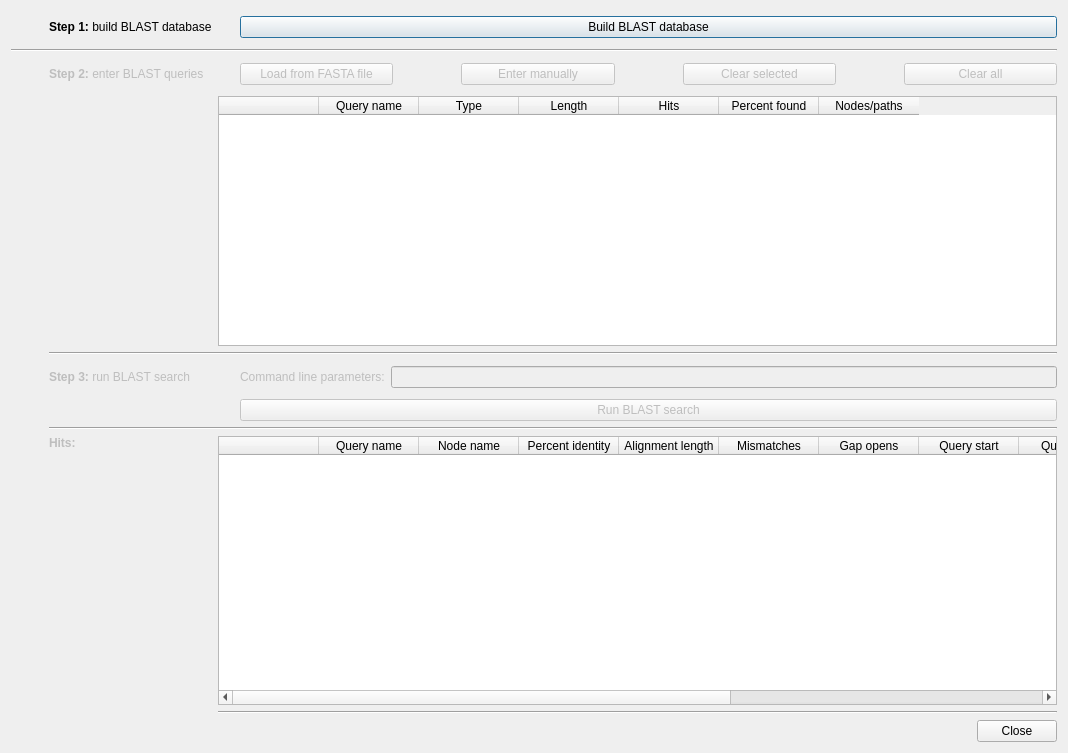
Qt form ui/blastsearchdialog.ui (rrwick/Bandage) before a commit.
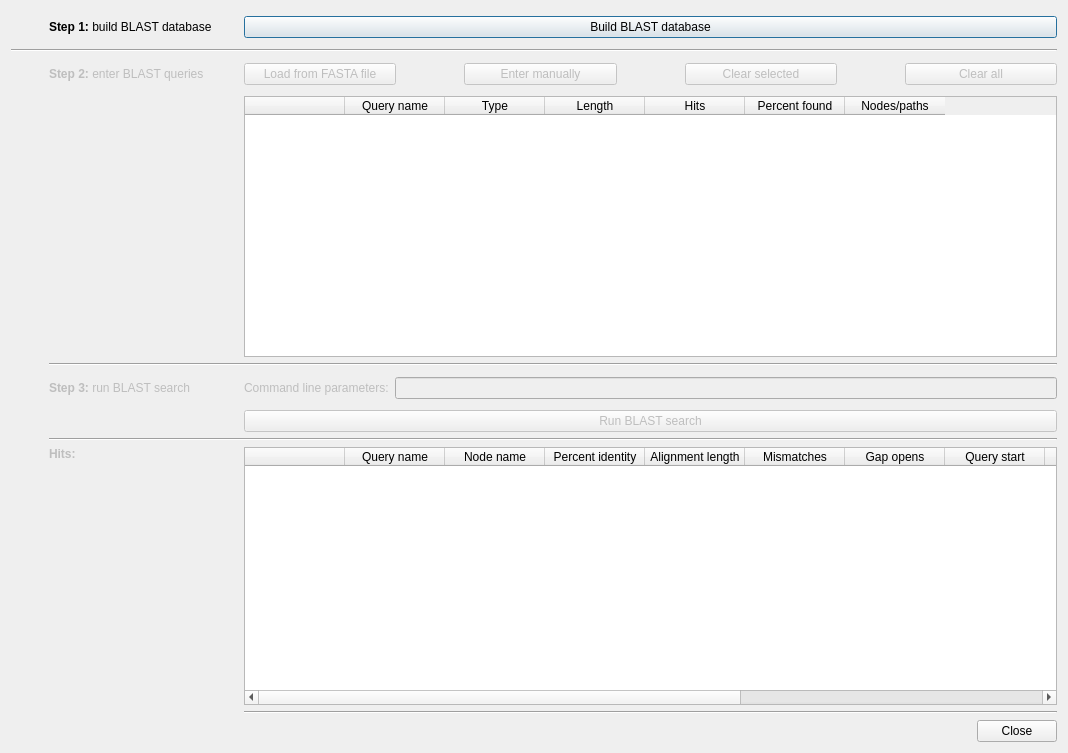
The same form after that commit. Custom widgets are drawn as their Qt base class.

Commit message: Add Blast queries table info text

```diff
--- a/ui/blastsearchdialog.ui
+++ b/ui/blastsearchdialog.ui
@@ -14,128 +14,7 @@
    <string>Load BLAST results</string>
   </property>
   <layout class="QGridLayout" name="gridLayout_2">
-   <item row="10" column="2" rowspan="2">
-    <widget class="MyTableWidget" name="blastHitsTableWidget">
-     <column>
-      <property name="text">
-       <string/>
-      </property>
-     </column>
-     <column>
-      <property name="text">
-       <string>Query name</string>
-      </property>
-     </column>
-     <column>
-      <property name="text">
-       <string>Node name</string>
-      </property>
-     </column>
-     <column>
-      <property name="text">
-       <string>Percent identity</string>
-      </property>
-     </column>
-     <column>
-      <property name="text">
-       <string>Alignment length</string>
-      </property>
-     </column>
-     <column>
-      <property name="text">
-       <string>Mismatches</string>
-      </property>
-     </column>
-     <column>
-      <property name="text">
-       <string>Gap opens</string>
-      </property>
-     </column>
-     <column>
-      <property name="text">
-       <string>Query start</string>
-      </property>
-     </column>
-     <column>
-      <property name="text">
-       <string>Query end</string>
-      </property>
-     </column>
-     <column>
-      <property name="text">
-       <string>Node start</string>
-      </property>
-     </column>
-     <column>
-      <property name="text">
-       <string>Node end</string>
-      </property>
-     </column>
-     <column>
-      <property name="text">
-       <string>E-value</string>
-      </property>
-     </column>
-     <column>
-      <property name="text">
-       <string>Bit score</string>
-      </property>
-     </column>
-    </widget>
-   </item>
-   <item row="4" column="2">
-    <widget class="MyTableWidget" name="blastQueriesTableWidget">
-     <column>
-      <property name="text">
-       <string/>
-      </property>
-     </column>
-     <column>
-      <property name="text">
-       <string>Query name</string>
-      </property>
-     </column>
-     <column>
-      <property name="text">
-       <string>Type</string>
-      </property>
-     </column>
-     <column>
-      <property name="text">
-       <string>Length</string>
-      </property>
-     </column>
-     <column>
-      <property name="text">
-       <string>Hits</string>
-      </property>
-     </column>
-     <column>
-      <property name="text">
-       <string>Percent found</string>
-      </property>
-     </column>
-     <column>
-      <property name="text">
-       <string>Nodes/paths</string>
-      </property>
-     </column>
-    </widget>
-   </item>
-   <item row="11" column="1">
-    <spacer name="verticalSpacer_2">
-     <property name="orientation">
-      <enum>Qt::Vertical</enum>
-     </property>
-     <property name="sizeHint" stdset="0">
-      <size>
-       <width>20</width>
-       <height>40</height>
-      </size>
-     </property>
-    </spacer>
-   </item>
-   <item row="0" column="2">
+   <item row="0" column="3">
     <widget class="QWidget" name="widget_3" native="true">
      <layout class="QHBoxLayout" name="horizontalLayout">
       <property name="leftMargin">
@@ -150,22 +29,6 @@
       <property name="bottomMargin">
        <number>0</number>
       </property>
-      <item>
-       <widget class="InfoTextWidget" name="buildBlastDatabaseInfoText" native="true">
-        <property name="sizePolicy">
-         <sizepolicy hsizetype="Fixed" vsizetype="Fixed">
-          <horstretch>0</horstretch>
-          <verstretch>0</verstretch>
-         </sizepolicy>
-        </property>
-        <property name="minimumSize">
-         <size>
-          <width>16</width>
-          <height>16</height>
-         </size>
-        </property>
-       </widget>
-      </item>
       <item>
        <widget class="QPushButton" name="buildBlastDatabaseButton">
         <property name="sizePolicy">
@@ -182,99 +45,7 @@
      </layout>
     </widget>
    </item>
-   <item row="0" column="1">
-    <widget class="QLabel" name="step1Label">
-     <property name="font">
-      <font>
-       <weight>50</weight>
-       <bold>false</bold>
-      </font>
-     </property>
-     <property name="text">
-      <string>&lt;html&gt;&lt;head/&gt;&lt;body&gt;&lt;p&gt;&lt;span style=&quot; font-weight:600;&quot;&gt;Step 1: &lt;/span&gt;build BLAST database&lt;/p&gt;&lt;/body&gt;&lt;/html&gt;</string>
-     </property>
-    </widget>
-   </item>
-   <item row="5" column="1" colspan="2">
-    <widget class="Line" name="line_2">
-     <property name="orientation">
-      <enum>Qt::Horizontal</enum>
-     </property>
-    </widget>
-   </item>
-   <item row="10" column="1">
-    <widget class="QLabel" name="hitsLabel">
-     <property name="enabled">
-      <bool>false</bool>
-     </property>
-     <property name="font">
-      <font>
-       <weight>75</weight>
-       <bold>true</bold>
-      </font>
-     </property>
-     <property name="text">
-      <string>Hits:</string>
-     </property>
-    </widget>
-   </item>
-   <item row="9" column="1" colspan="2">
-    <widget class="Line" name="line_4">
-     <property name="orientation">
-      <enum>Qt::Horizontal</enum>
-     </property>
-    </widget>
-   </item>
-   <item row="14" column="2">
-    <widget class="QDialogButtonBox" name="buttonBox">
-     <property name="orientation">
-      <enum>Qt::Horizontal</enum>
-     </property>
-     <property name="standardButtons">
-      <set>QDialogButtonBox::Close</set>
-     </property>
-    </widget>
-   </item>
-   <item row="13" column="2">
-    <widget class="Line" name="line">
-     <property name="orientation">
-      <enum>Qt::Horizontal</enum>
-     </property>
-    </widget>
-   </item>
-   <item row="0" column="0">
-    <widget class="QLabel" name="step1TickLabel">
-     <property name="sizePolicy">
-      <sizepolicy hsizetype="Fixed" vsizetype="Fixed">
-       <horstretch>0</horstretch>
-       <verstretch>0</verstretch>
-      </sizepolicy>
-     </property>
-     <property name="minimumSize">
-      <size>
-       <width>32</width>
-       <height>32</height>
-      </size>
-     </property>
-     <property name="text">
-      <string/>
-     </property>
-     <property name="scaledContents">
-      <bool>true</bool>
-     </property>
-    </widget>
-   </item>
-   <item row="6" column="1">
-    <widget class="QLabel" name="step3Label">
-     <property name="enabled">
-      <bool>false</bool>
-     </property>
-     <property name="text">
-      <string>&lt;html&gt;&lt;head/&gt;&lt;body&gt;&lt;p&gt;&lt;span style=&quot; font-weight:600;&quot;&gt;Step 3:&lt;/span&gt; run BLAST search&lt;/p&gt;&lt;/body&gt;&lt;/html&gt;</string>
-     </property>
-    </widget>
-   </item>
-   <item row="3" column="2">
+   <item row="3" column="3">
     <widget class="QWidget" name="widget_6" native="true">
      <layout class="QHBoxLayout" name="horizontalLayout_4">
       <property name="leftMargin">
@@ -289,22 +60,6 @@
       <property name="bottomMargin">
        <number>0</number>
       </property>
-      <item>
-       <widget class="InfoTextWidget" name="loadQueriesFromFastaInfoText" native="true">
-        <property name="sizePolicy">
-         <sizepolicy hsizetype="Fixed" vsizetype="Fixed">
-          <horstretch>0</horstretch>
-          <verstretch>0</verstretch>
-         </sizepolicy>
-        </property>
-        <property name="minimumSize">
-         <size>
-          <width>16</width>
-          <height>16</height>
-         </size>
-        </property>
-       </widget>
-      </item>
       <item>
        <widget class="QPushButton" name="loadQueriesFromFastaButton">
         <property name="enabled">
@@ -468,36 +223,7 @@
      </layout>
     </widget>
    </item>
-   <item row="3" column="0">
-    <widget class="QLabel" name="step2TickLabel">
-     <property name="sizePolicy">
-      <sizepolicy hsizetype="Fixed" vsizetype="Fixed">
-       <horstretch>0</horstretch>
-       <verstretch>0</verstretch>
-      </sizepolicy>
-     </property>
-     <property name="minimumSize">
-      <size>
-       <width>32</width>
-       <height>32</height>
-      </size>
-     </property>
-     <property name="text">
-      <string/>
-     </property>
-     <property name="scaledContents">
-      <bool>true</bool>
-     </property>
-    </widget>
-   </item>
-   <item row="1" column="0" colspan="3">
-    <widget class="Line" name="line_3">
-     <property name="orientation">
-      <enum>Qt::Horizontal</enum>
-     </property>
-    </widget>
-   </item>
-   <item row="6" column="2">
+   <item row="7" column="3">
     <widget class="QWidget" name="widget_4" native="true">
      <layout class="QHBoxLayout" name="horizontalLayout_2">
       <property name="leftMargin">
@@ -512,22 +238,6 @@
       <property name="bottomMargin">
        <number>0</number>
       </property>
-      <item>
-       <widget class="InfoTextWidget" name="parametersInfoText" native="true">
-        <property name="sizePolicy">
-         <sizepolicy hsizetype="Fixed" vsizetype="Fixed">
-          <horstretch>0</horstretch>
-          <verstretch>0</verstretch>
-         </sizepolicy>
-        </property>
-        <property name="minimumSize">
-         <size>
-          <width>16</width>
-          <height>16</height>
-         </size>
-        </property>
-       </widget>
-      </item>
       <item>
        <widget class="QLabel" name="parametersLabel">
         <property name="enabled">
@@ -548,39 +258,7 @@
      </layout>
     </widget>
    </item>
-   <item row="6" column="0">
-    <widget class="QLabel" name="step3TickLabel">
-     <property name="sizePolicy">
-      <sizepolicy hsizetype="Fixed" vsizetype="Fixed">
-       <horstretch>0</horstretch>
-       <verstretch>0</verstretch>
-      </sizepolicy>
-     </property>
-     <property name="minimumSize">
-      <size>
-       <width>32</width>
-       <height>32</height>
-      </size>
-     </property>
-     <property name="text">
-      <string/>
-     </property>
-     <property name="scaledContents">
-      <bool>true</bool>
-     </property>
-    </widget>
-   </item>
-   <item row="3" column="1">
-    <widget class="QLabel" name="step2Label">
-     <property name="enabled">
-      <bool>false</bool>
-     </property>
-     <property name="text">
-      <string>&lt;html&gt;&lt;head/&gt;&lt;body&gt;&lt;p&gt;&lt;span style=&quot; font-weight:600;&quot;&gt;Step 2: &lt;/span&gt;enter BLAST queries&lt;/p&gt;&lt;/body&gt;&lt;/html&gt;</string>
-     </property>
-    </widget>
-   </item>
-   <item row="7" column="2">
+   <item row="8" column="3">
     <widget class="QWidget" name="widget_5" native="true">
      <layout class="QHBoxLayout" name="horizontalLayout_3">
       <property name="leftMargin">
@@ -595,22 +273,6 @@
       <property name="bottomMargin">
        <number>0</number>
       </property>
-      <item>
-       <widget class="InfoTextWidget" name="startBlastSearchInfoText" native="true">
-        <property name="sizePolicy">
-         <sizepolicy hsizetype="Fixed" vsizetype="Fixed">
-          <horstretch>0</horstretch>
-          <verstretch>0</verstretch>
-         </sizepolicy>
-        </property>
-        <property name="minimumSize">
-         <size>
-          <width>16</width>
-          <height>16</height>
-         </size>
-        </property>
-       </widget>
-      </item>
       <item>
        <widget class="QPushButton" name="runBlastSearchButton">
         <property name="enabled">
@@ -630,6 +292,373 @@
      </layout>
     </widget>
    </item>
+   <item row="0" column="2">
+    <widget class="InfoTextWidget" name="buildBlastDatabaseInfoText" native="true">
+     <property name="sizePolicy">
+      <sizepolicy hsizetype="Fixed" vsizetype="Fixed">
+       <horstretch>0</horstretch>
+       <verstretch>0</verstretch>
+      </sizepolicy>
+     </property>
+     <property name="minimumSize">
+      <size>
+       <width>16</width>
+       <height>16</height>
+      </size>
+     </property>
+    </widget>
+   </item>
+   <item row="11" column="1">
+    <widget class="QLabel" name="hitsLabel">
+     <property name="enabled">
+      <bool>false</bool>
+     </property>
+     <property name="font">
+      <font>
+       <weight>75</weight>
+       <bold>true</bold>
+      </font>
+     </property>
+     <property name="text">
+      <string>Hits:</string>
+     </property>
+    </widget>
+   </item>
+   <item row="7" column="1">
+    <widget class="QLabel" name="step3Label">
+     <property name="enabled">
+      <bool>false</bool>
+     </property>
+     <property name="text">
+      <string>&lt;html&gt;&lt;head/&gt;&lt;body&gt;&lt;p&gt;&lt;span style=&quot; font-weight:600;&quot;&gt;Step 3:&lt;/span&gt; run BLAST search&lt;/p&gt;&lt;/body&gt;&lt;/html&gt;</string>
+     </property>
+    </widget>
+   </item>
+   <item row="15" column="3">
+    <widget class="QDialogButtonBox" name="buttonBox">
+     <property name="orientation">
+      <enum>Qt::Horizontal</enum>
+     </property>
+     <property name="standardButtons">
+      <set>QDialogButtonBox::Close</set>
+     </property>
+    </widget>
+   </item>
+   <item row="6" column="1" colspan="3">
+    <widget class="Line" name="line_2">
+     <property name="orientation">
+      <enum>Qt::Horizontal</enum>
+     </property>
+    </widget>
+   </item>
+   <item row="10" column="1" colspan="3">
+    <widget class="Line" name="line_4">
+     <property name="orientation">
+      <enum>Qt::Horizontal</enum>
+     </property>
+    </widget>
+   </item>
+   <item row="3" column="0">
+    <widget class="QLabel" name="step2TickLabel">
+     <property name="sizePolicy">
+      <sizepolicy hsizetype="Fixed" vsizetype="Fixed">
+       <horstretch>0</horstretch>
+       <verstretch>0</verstretch>
+      </sizepolicy>
+     </property>
+     <property name="minimumSize">
+      <size>
+       <width>32</width>
+       <height>32</height>
+      </size>
+     </property>
+     <property name="text">
+      <string/>
+     </property>
+     <property name="scaledContents">
+      <bool>true</bool>
+     </property>
+    </widget>
+   </item>
+   <item row="14" column="3">
+    <widget class="Line" name="line">
+     <property name="orientation">
+      <enum>Qt::Horizontal</enum>
+     </property>
+    </widget>
+   </item>
+   <item row="3" column="1">
+    <widget class="QLabel" name="step2Label">
+     <property name="enabled">
+      <bool>false</bool>
+     </property>
+     <property name="text">
+      <string>&lt;html&gt;&lt;head/&gt;&lt;body&gt;&lt;p&gt;&lt;span style=&quot; font-weight:600;&quot;&gt;Step 2: &lt;/span&gt;enter BLAST queries&lt;/p&gt;&lt;/body&gt;&lt;/html&gt;</string>
+     </property>
+    </widget>
+   </item>
+   <item row="0" column="0">
+    <widget class="QLabel" name="step1TickLabel">
+     <property name="sizePolicy">
+      <sizepolicy hsizetype="Fixed" vsizetype="Fixed">
+       <horstretch>0</horstretch>
+       <verstretch>0</verstretch>
+      </sizepolicy>
+     </property>
+     <property name="minimumSize">
+      <size>
+       <width>32</width>
+       <height>32</height>
+      </size>
+     </property>
+     <property name="text">
+      <string/>
+     </property>
+     <property name="scaledContents">
+      <bool>true</bool>
+     </property>
+    </widget>
+   </item>
+   <item row="0" column="1">
+    <widget class="QLabel" name="step1Label">
+     <property name="font">
+      <font>
+       <weight>50</weight>
+       <bold>false</bold>
+      </font>
+     </property>
+     <property name="text">
+      <string>&lt;html&gt;&lt;head/&gt;&lt;body&gt;&lt;p&gt;&lt;span style=&quot; font-weight:600;&quot;&gt;Step 1: &lt;/span&gt;build BLAST database&lt;/p&gt;&lt;/body&gt;&lt;/html&gt;</string>
+     </property>
+    </widget>
+   </item>
+   <item row="1" column="0" colspan="4">
+    <widget class="Line" name="line_3">
+     <property name="orientation">
+      <enum>Qt::Horizontal</enum>
+     </property>
+    </widget>
+   </item>
+   <item row="7" column="0">
+    <widget class="QLabel" name="step3TickLabel">
+     <property name="sizePolicy">
+      <sizepolicy hsizetype="Fixed" vsizetype="Fixed">
+       <horstretch>0</horstretch>
+       <verstretch>0</verstretch>
+      </sizepolicy>
+     </property>
+     <property name="minimumSize">
+      <size>
+       <width>32</width>
+       <height>32</height>
+      </size>
+     </property>
+     <property name="text">
+      <string/>
+     </property>
+     <property name="scaledContents">
+      <bool>true</bool>
+     </property>
+    </widget>
+   </item>
+   <item row="7" column="2">
+    <widget class="InfoTextWidget" name="parametersInfoText" native="true">
+     <property name="sizePolicy">
+      <sizepolicy hsizetype="Fixed" vsizetype="Fixed">
+       <horstretch>0</horstretch>
+       <verstretch>0</verstretch>
+      </sizepolicy>
+     </property>
+     <property name="minimumSize">
+      <size>
+       <width>16</width>
+       <height>16</height>
+      </size>
+     </property>
+    </widget>
+   </item>
+   <item row="3" column="2">
+    <widget class="InfoTextWidget" name="loadQueriesFromFastaInfoText" native="true">
+     <property name="sizePolicy">
+      <sizepolicy hsizetype="Fixed" vsizetype="Fixed">
+       <horstretch>0</horstretch>
+       <verstretch>0</verstretch>
+      </sizepolicy>
+     </property>
+     <property name="minimumSize">
+      <size>
+       <width>16</width>
+       <height>16</height>
+      </size>
+     </property>
+    </widget>
+   </item>
+   <item row="4" column="2">
+    <widget class="InfoTextWidget" name="blastQueriesTableInfoText" native="true">
+     <property name="sizePolicy">
+      <sizepolicy hsizetype="Fixed" vsizetype="Fixed">
+       <horstretch>0</horstretch>
+       <verstretch>0</verstretch>
+      </sizepolicy>
+     </property>
+     <property name="minimumSize">
+      <size>
+       <width>16</width>
+       <height>16</height>
+      </size>
+     </property>
+    </widget>
+   </item>
+   <item row="8" column="2">
+    <widget class="InfoTextWidget" name="startBlastSearchInfoText" native="true">
+     <property name="sizePolicy">
+      <sizepolicy hsizetype="Fixed" vsizetype="Fixed">
+       <horstretch>0</horstretch>
+       <verstretch>0</verstretch>
+      </sizepolicy>
+     </property>
+     <property name="minimumSize">
+      <size>
+       <width>16</width>
+       <height>16</height>
+      </size>
+     </property>
+    </widget>
+   </item>
+   <item row="11" column="3" rowspan="2">
+    <widget class="MyTableWidget" name="blastHitsTableWidget">
+     <column>
+      <property name="text">
+       <string/>
+      </property>
+     </column>
+     <column>
+      <property name="text">
+       <string>Query name</string>
+      </property>
+     </column>
+     <column>
+      <property name="text">
+       <string>Node name</string>
+      </property>
+     </column>
+     <column>
+      <property name="text">
+       <string>Percent identity</string>
+      </property>
+     </column>
+     <column>
+      <property name="text">
+       <string>Alignment length</string>
+      </property>
+     </column>
+     <column>
+      <property name="text">
+       <string>Mismatches</string>
+      </property>
+     </column>
+     <column>
+      <property name="text">
+       <string>Gap opens</string>
+      </property>
+     </column>
+     <column>
+      <property name="text">
+       <string>Query start</string>
+      </property>
+     </column>
+     <column>
+      <property name="text">
+       <string>Query end</string>
+      </property>
+     </column>
+     <column>
+      <property name="text">
+       <string>Node start</string>
+      </property>
+     </column>
+     <column>
+      <property name="text">
+       <string>Node end</string>
+      </property>
+     </column>
+     <column>
+      <property name="text">
+       <string>E-value</string>
+      </property>
+     </column>
+     <column>
+      <property name="text">
+       <string>Bit score</string>
+      </property>
+     </column>
+    </widget>
+   </item>
+   <item row="12" column="1">
+    <spacer name="verticalSpacer_2">
+     <property name="orientation">
+      <enum>Qt::Vertical</enum>
+     </property>
+     <property name="sizeHint" stdset="0">
+      <size>
+       <width>20</width>
+       <height>40</height>
+      </size>
+     </property>
+    </spacer>
+   </item>
+   <item row="5" column="2">
+    <spacer name="verticalSpacer">
+     <property name="orientation">
+      <enum>Qt::Vertical</enum>
+     </property>
+     <property name="sizeHint" stdset="0">
+      <size>
+       <width>20</width>
+       <height>40</height>
+      </size>
+     </property>
+    </spacer>
+   </item>
+   <item row="4" column="3" rowspan="2">
+    <widget class="MyTableWidget" name="blastQueriesTableWidget">
+     <column>
+      <property name="text">
+       <string/>
+      </property>
+     </column>
+     <column>
+      <property name="text">
+       <string>Query name</string>
+      </property>
+     </column>
+     <column>
+      <property name="text">
+       <string>Type</string>
+      </property>
+     </column>
+     <column>
+      <property name="text">
+       <string>Length</string>
+      </property>
+     </column>
+     <column>
+      <property name="text">
+       <string>Hits</string>
+      </property>
+     </column>
+     <column>
+      <property name="text">
+       <string>Percent found</string>
+      </property>
+     </column>
+     <column>
+      <property name="text">
+       <string>Nodes/paths</string>
+      </property>
+     </column>
+    </widget>
+   </item>
   </layout>
  </widget>
  <customwidgets>
```
The commit also changes 1 other file.
